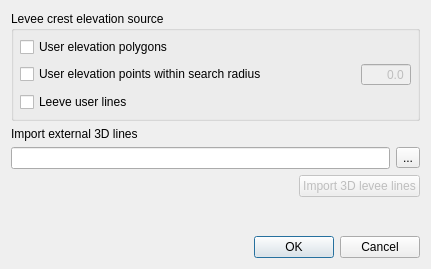
The window that flo2d/ui/levees_elevation.ui (FLO-2DSoftware/qgis-flo-2d-plugin) describes before a commit, drawn with Qt 5.
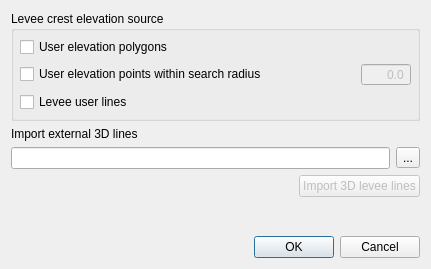
The same window after the commit.

What changed in the file:
```diff
--- a/flo2d/ui/levees_elevation.ui
+++ b/flo2d/ui/levees_elevation.ui
@@ -90,7 +90,7 @@
       <item>
        <widget class="QCheckBox" name="elev_lines_chbox">
         <property name="text">
-         <string>Leeve user lines</string>
+         <string>Levee user lines</string>
         </property>
         <property name="checked">
          <bool>false</bool>
```
